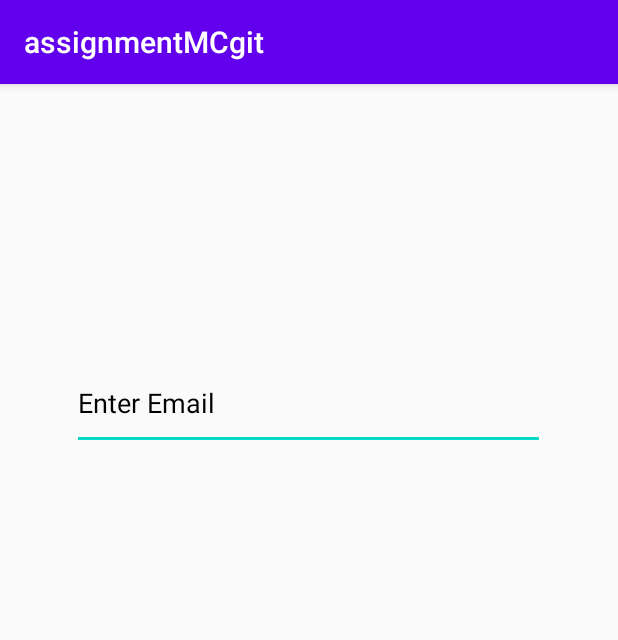
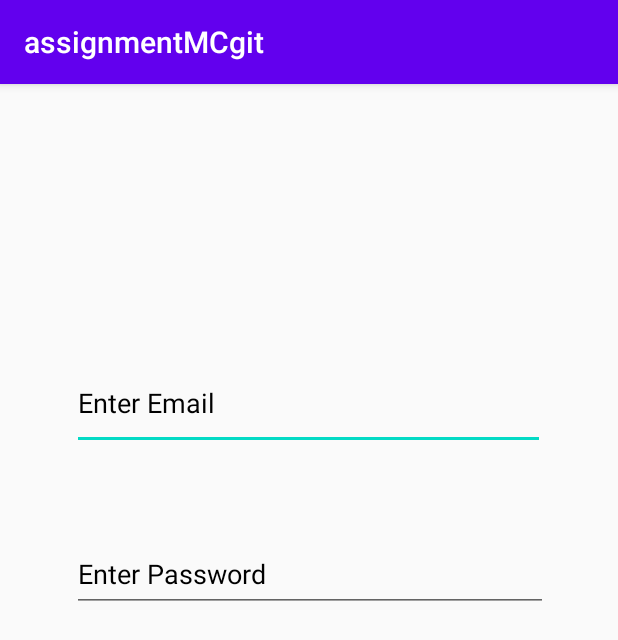
Before and after one commit to Shahzaib519/assignmentMCgit, an Android app: the screen it shows after launch (MainActivity), on a phone screen of 412 x 824 dp. Shown: the top 640 px of the screen. Run offline under Robolectric (Android 15) with nearby library versions, the phone set to English and light mode, and no system bars.

Commit message:
my third widget

```diff
--- a/app/src/main/res/layout/activity_main.xml
+++ b/app/src/main/res/layout/activity_main.xml
@@ -33,4 +33,19 @@
         app:layout_constraintTop_toBottomOf="@+id/imageView"
         app:layout_constraintVertical_bias="0.153" />
 
+    <EditText
+        android:id="@+id/editTextTextPassword"
+        android:layout_width="317dp"
+        android:layout_height="50dp"
+        android:ems="10"
+        android:hint="Enter Password"
+        android:textColorHint="@android:color/black"
+        android:inputType="textPassword"
+        app:layout_constraintBottom_toBottomOf="parent"
+        app:layout_constraintEnd_toEndOf="parent"
+        app:layout_constraintHorizontal_bias="0.51"
+        app:layout_constraintStart_toStartOf="parent"
+        app:layout_constraintTop_toBottomOf="@+id/editTextTextEmailAddress"
+        app:layout_constraintVertical_bias="0.122" />
+
 </androidx.constraintlayout.widget.ConstraintLayout>
```
